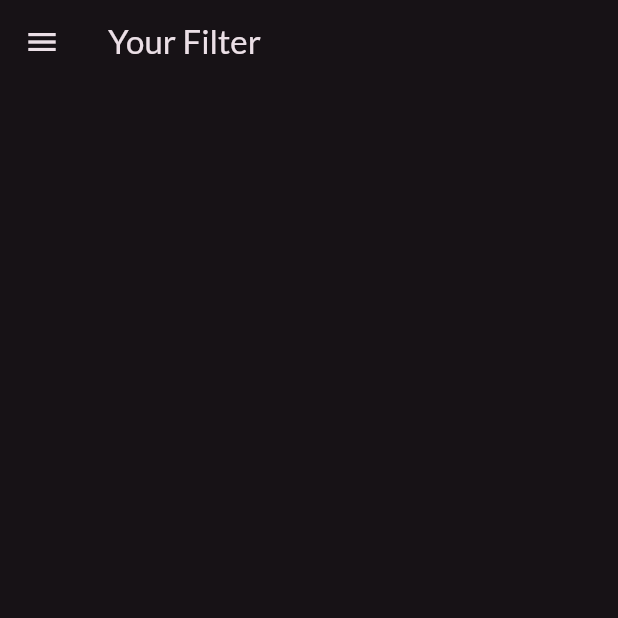
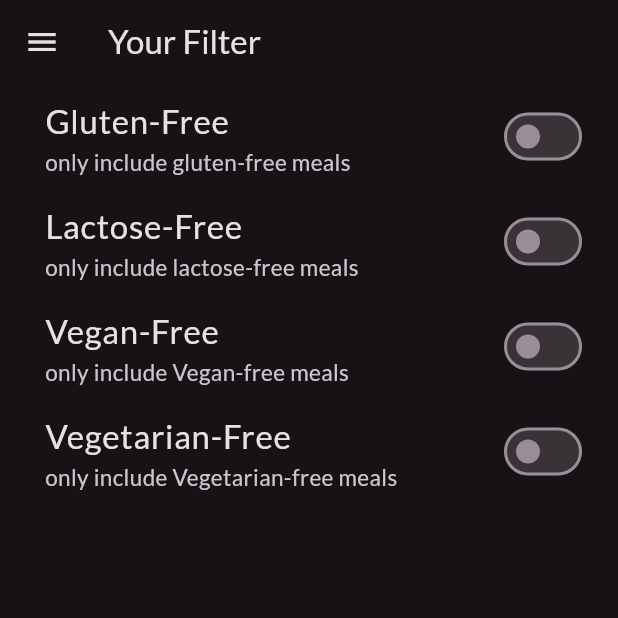
Before and after one commit to Zeina6699/meal_app, a Flutter app: the Filterscreen screen opened directly, on a phone screen of 412 x 824 dp, the top half of it. Run offline on Flutter 3.47's test engine with Material 3 defaults, Android fonts, the phone set to English and light mode, and no system bars; our stand-ins replace google_fonts.

Commit message:
Create Filter Screen&Custom SwitchListTile

```diff
--- a/lib/Screens/FilterScreen.dart
+++ b/lib/Screens/FilterScreen.dart
@@ -1,6 +1,8 @@
 import 'package:flutter/material.dart';
 import 'package:meal_app/Screens/Tabs_Screen.dart';
 import 'package:meal_app/Widgets/Custom_Drawer.dart';
+import 'package:meal_app/Widgets/Custom_Switch_List_Tile.dart';
+import 'package:meal_app/Widgets/Custom_Text.dart';
 
 class Filterscreen extends StatefulWidget {
   const Filterscreen({super.key});
@@ -10,13 +12,23 @@ class Filterscreen extends StatefulWidget {
 }
 
 class _FilterscreenState extends State<Filterscreen> {
+  bool glutenFree=false;
+  bool lactose=false;
+  bool vegan=false;
+  bool vegetarian=false;
+
   @override
   Widget build(BuildContext context) {
     return Scaffold(
       appBar: AppBar(title:const Text('Your Filter'),),
       drawer: CustomDrawer(onSelectScreen:(identifier){Navigator.of(context).pop(); if(identifier=='Meals'){ Navigator.of(context).push(MaterialPageRoute(builder: (context){return TabsScreen();}));}
 } ),
-      body: const Column(children: [],),
+      body: Column(children: [
+       CustomSwitchListTile(x: glutenFree, subTitle: 'only include gluten-free meals', title:'Gluten-Free')
+      , CustomSwitchListTile(x: lactose, subTitle: 'only include lactose-free meals', title: 'Lactose-Free')
+     , CustomSwitchListTile(x: vegan, subTitle: 'only include Vegan-free meals', title: 'Vegan-Free')
+     , CustomSwitchListTile(x: vegetarian, subTitle: 'only include Vegetarian-free meals', title: 'Vegetarian-Free')
+      ],),
     );
   }
 }
--- /dev/null
+++ b/lib/Widgets/Custom_Switch_List_Tile.dart
@@ -0,0 +1,27 @@
+import 'package:flutter/material.dart';
+import 'package:meal_app/Widgets/Custom_Text.dart';
+
+class CustomSwitchListTile extends StatefulWidget {
+CustomSwitchListTile({super.key,required this.x,required this.subTitle,required this.title});
+    bool x=false;
+    String title;
+    String subTitle;
+
+  @override
+  State<CustomSwitchListTile> createState() => _CustomSwitchListTileState();
+}
+
+class _CustomSwitchListTileState extends State<CustomSwitchListTile> {
+  @override
+  Widget build(BuildContext context) {
+    return  SwitchListTile(
+    contentPadding: const EdgeInsets.only(right: 20,left: 30),
+    title: CustomText(text:widget.title,fontSize: 22),
+    subtitle:CustomText(text:widget.subTitle ,fontSize: 15),
+     value:widget.x ,
+     onChanged: (value){setState(() {
+      widget.x=value;
+     });},
+   );
+  }
+}
```
